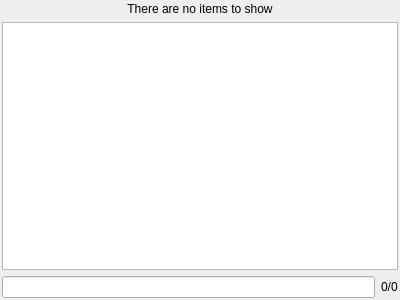
First picture: the form in Gems/LyShine/Code/Editor/Animation/UiAnimViewNodes.ui, repository Zee2401/o3de, before the edit.
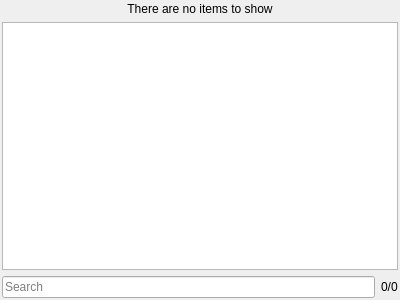
Second picture: the form after the edit. Custom widgets are drawn as their Qt base class.

Commit message:
palette: Standardize search inputs in LyShine Animation Editor
Added placeholderText, clearButtonEnabled, and accessibleName to search
fields in the LyShine Animation Editor to improve usability and
accessibility.

Gems/LyShine/Code/Editor/Animation/UiAnimViewNodes.ui
Gems/LyShine/Code/Editor/Animation/UiAnimViewFindDlg.ui

Patch:
```diff
--- a/Gems/LyShine/Code/Editor/Animation/UiAnimViewNodes.ui
+++ b/Gems/LyShine/Code/Editor/Animation/UiAnimViewNodes.ui
@@ -31,6 +31,15 @@
      <property name="focusPolicy">
       <enum>Qt::ClickFocus</enum>
      </property>
+     <property name="placeholderText">
+      <string>Search</string>
+     </property>
+     <property name="clearButtonEnabled">
+      <bool>true</bool>
+     </property>
+     <property name="accessibleName">
+      <string>Search</string>
+     </property>
     </widget>
    </item>
    <item row="2" column="1">
```
The commit also changes 1 other file.
